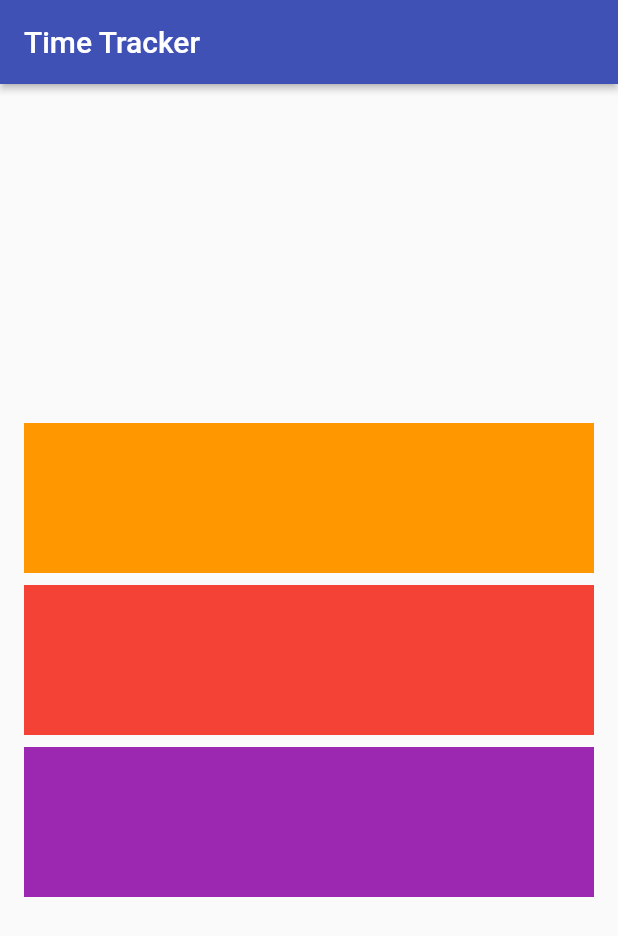
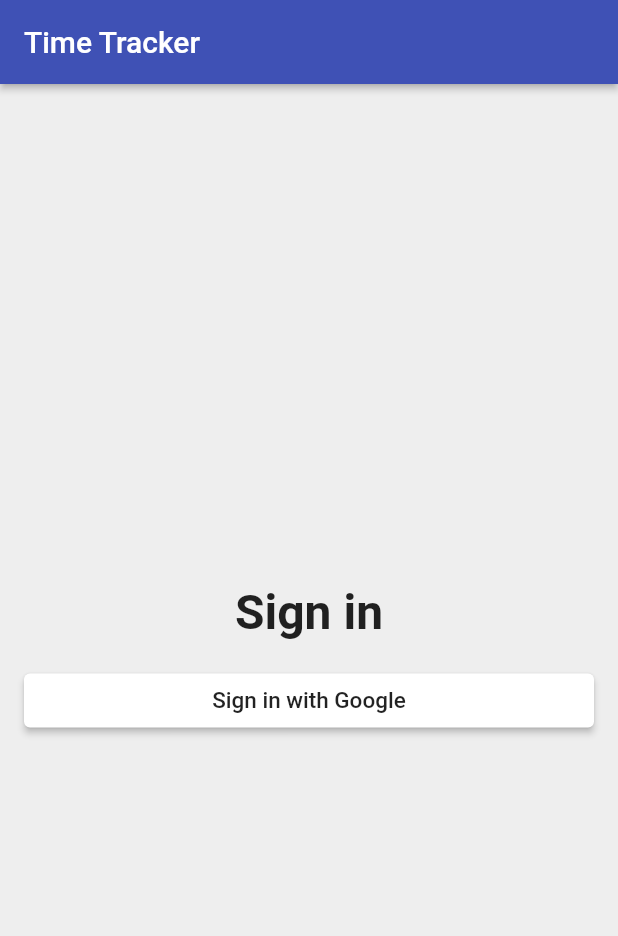
Before and after one commit to matua/time_tracker_flutter, a Flutter app: the screen it shows after launch, on a phone screen of 412 x 824 dp. Shown: the top 936 px of the screen. Run offline on Flutter 3.47's test engine with Material 2 defaults, Android fonts, the phone set to English and light mode, and no system bars.

Commit message:
Implemented a reusable customElevateButton

```diff
--- a/lib/app/sign_in/sign_in_page.dart
+++ b/lib/app/sign_in/sign_in_page.dart
@@ -1,5 +1,6 @@
 import 'package:flutter/cupertino.dart';
 import 'package:flutter/material.dart';
+import 'package:time_tracker_flutter_course/common_widgets/custom_elevated_button.dart';
 
 class SignInPage extends StatelessWidget {
   @override
@@ -10,6 +11,7 @@ class SignInPage extends StatelessWidget {
         elevation: 2.0,
       ),
       body: _buildContent(),
+      backgroundColor: Colors.grey[200],
     );
   }
 
@@ -20,30 +22,25 @@ class SignInPage extends StatelessWidget {
         mainAxisAlignment: MainAxisAlignment.center,
         crossAxisAlignment: CrossAxisAlignment.stretch,
         children: <Widget>[
-          Container(
-              color: Colors.orange,
-              child: SizedBox(
-                // width: 100.0,
-                height: 100.0,
-              )),
+          Text(
+            'Sign in',
+            textAlign: TextAlign.center,
+            style: TextStyle(
+              fontSize: 32,
+              fontWeight: FontWeight.w600,
+            ),
+          ),
           SizedBox(
             height: 8.0,
           ),
-          Container(
-              color: Colors.red,
-              child: SizedBox(
-                // width: 100.0,
-                height: 100.0,
-              )),
-          SizedBox(
-            height: 8.0,
-          ),
-          Container(
-              color: Colors.purple,
-              child: SizedBox(
-                // width: 100.0,
-                height: 100.0,
-              )),
+          SizedBox(height: 8.0,),
+          CustomElevatedButton(child: Text(
+            'Sign in with Google',
+            style: TextStyle(
+              color: Colors.black87,
+              fontSize: 15.0,
+            ),
+          ),color: Colors.white, borderRadius: 4.0, onPressed: (){},),
         ],
       ),
     );
--- /dev/null
+++ b/lib/common_widgets/custom_elevated_button.dart
@@ -0,0 +1,29 @@
+import 'package:flutter/material.dart';
+
+class CustomElevatedButton extends StatelessWidget {
+  CustomElevatedButton({
+    this.child,
+    this.color,
+    this.borderRadius,
+    this.onPressed,
+  });
+
+  final Widget child;
+  final Color color;
+  final double borderRadius;
+  final VoidCallback onPressed;
+
+  @override
+  Widget build(BuildContext context) {
+    return ElevatedButton(
+      onPressed: onPressed,
+      style: ButtonStyle(
+          backgroundColor: MaterialStateProperty.all<Color>(color),
+          shape: MaterialStateProperty.all<RoundedRectangleBorder>(
+              RoundedRectangleBorder(
+            borderRadius: BorderRadius.circular(borderRadius),
+          ))),
+      child: child,
+    );
+  }
+}
```
